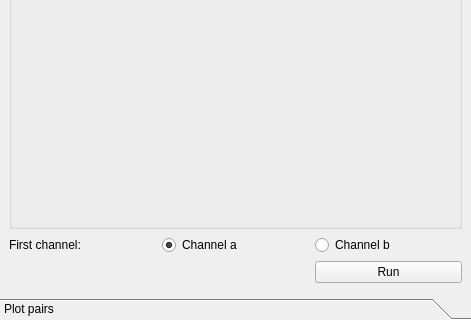
ClearAnatomics/ClearMap, file ClearMap/gui/creator/colocalization_params.ui: the form before one commit; both pictures show x 0 to 471 and y 160 to 480 of the 471 by 480 pixel window.
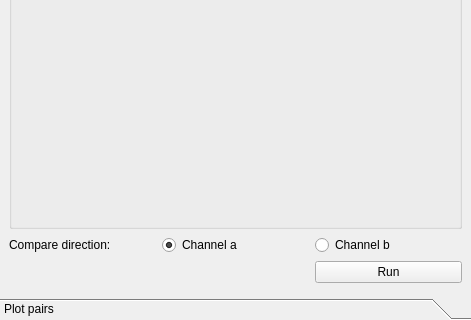
The form after the commit.

Commit message: REFACTORING: gui; the colocalization radio buttons show the direction of the comparison instead of "first channel"

```diff
--- a/ClearMap/gui/creator/colocalization_params.ui
+++ b/ClearMap/gui/creator/colocalization_params.ui
@@ -47,7 +47,7 @@
        <item row="1" column="0">
         <widget class="QLabel" name="label_5">
          <property name="text">
-          <string>First channel:</string>
+          <string>Compare direction:</string>
          </property>
         </widget>
        </item>
```
Left out of the diff: 3 changed lines with no effect on the pictures. The commit also changes 2 other files.
